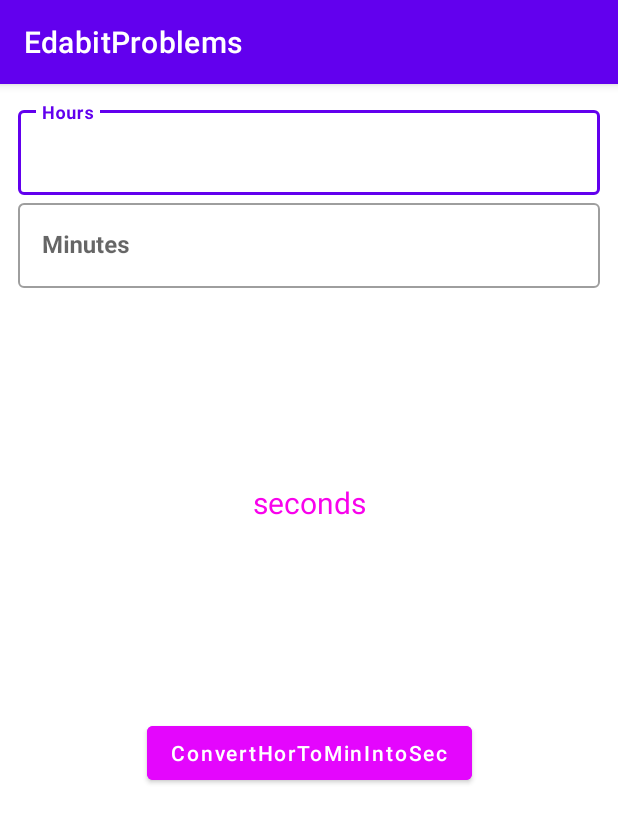
After one commit to Suresh-sanganaboyana-improve10x/EdabitProblems, an Android app: the HoursAndMinutesIntoSecondsActivity screen opened directly, with no data from a screen before it, on a phone screen of 412 x 824 dp. The commit adds this screen. Shown: the top 823 px of the screen. Run offline under Robolectric (Android 15) with nearby library versions, the phone set to English and light mode, and no system bars.

Commit message:
Created HoursAndMinutesIntoSecondsActivity and implemented test cases and functionality

```diff
--- /dev/null
+++ b/app/src/main/java/com/example/edabitproblems/hoursMinutesIntoSeconds/HoursAndMinutesIntoSecondsActivity.java
@@ -0,0 +1,36 @@
+package com.example.edabitproblems.hoursMinutesIntoSeconds;
+
+import androidx.appcompat.app.AppCompatActivity;
+
+import android.os.Bundle;
+
+import com.example.edabitproblems.R;
+import com.example.edabitproblems.databinding.ActivityHoursAndMinutesIntoSecondsBinding;
+
+public class HoursAndMinutesIntoSecondsActivity extends AppCompatActivity implements HoursToMinIntoSecondsView{
+
+    private ActivityHoursAndMinutesIntoSecondsBinding binding;
+
+    @Override
+    protected void onCreate(Bundle savedInstanceState) {
+        super.onCreate(savedInstanceState);
+        binding = ActivityHoursAndMinutesIntoSecondsBinding.inflate(getLayoutInflater());
+        setContentView(binding.getRoot());
+        convertHoursToMinutesIntoSeconds();
+    }
+
+    @Override
+    public void convertHoursToMinutesIntoSeconds() {
+        binding.cnrtHrToMinSecBtn.setOnClickListener(v -> {
+            String hours = binding.hoursTxt.getText().toString();
+            String minutes = binding.minutesTxt.getText().toString();
+            int hoursToMinIntoSec = new HoursToMinIntoSecondsImpl().hoursToMinuteIntoSeconds(hours, minutes);
+            getSeconds(String.valueOf(hoursToMinIntoSec));
+        });
+    }
+
+    @Override
+    public void getSeconds(String message) {
+        binding.secondsTxt.setText(message);
+    }
+}
--- /dev/null
+++ b/app/src/main/java/com/example/edabitproblems/hoursMinutesIntoSeconds/HoursToMinIntoSecondsView.java
@@ -0,0 +1,8 @@
+package com.example.edabitproblems.hoursMinutesIntoSeconds;
+
+public interface HoursToMinIntoSecondsView {
+
+    void convertHoursToMinutesIntoSeconds();
+    void getSeconds(String message);
+
+}
--- /dev/null
+++ b/app/src/main/res/layout/activity_hours_and_minutes_into_seconds.xml
@@ -0,0 +1,70 @@
+<?xml version="1.0" encoding="utf-8"?>
+<androidx.constraintlayout.widget.ConstraintLayout xmlns:android="http://schemas.android.com/apk/res/android"
+    xmlns:app="http://schemas.android.com/apk/res-auto"
+    xmlns:tools="http://schemas.android.com/tools"
+    android:layout_width="match_parent"
+    android:layout_height="match_parent"
+    android:padding="12dp"
+    tools:context=".hoursMinutesIntoSeconds.HoursAndMinutesIntoSecondsActivity">
+
+    <com.google.android.material.textfield.TextInputLayout
+        android:id="@+id/textInputLayout"
+        style="@style/Widget.MaterialComponents.TextInputLayout.OutlinedBox"
+        android:layout_width="0dp"
+        android:layout_height="wrap_content"
+        app:layout_constraintEnd_toEndOf="parent"
+        app:layout_constraintStart_toStartOf="parent"
+        app:layout_constraintTop_toTopOf="parent">
+
+        <com.google.android.material.textfield.TextInputEditText
+            android:id="@+id/hours_txt"
+            android:layout_width="match_parent"
+            android:layout_height="wrap_content"
+            android:hint="Hours"
+            android:scrollbarStyle="insideInset"
+            android:textStyle="bold" />
+    </com.google.android.material.textfield.TextInputLayout>
+
+    <com.google.android.material.textfield.TextInputLayout
+        android:id="@+id/textInputLayout2"
+        style="@style/Widget.MaterialComponents.TextInputLayout.OutlinedBox"
+        android:layout_width="0dp"
+        android:layout_height="wrap_content"
+        app:layout_constraintEnd_toEndOf="parent"
+        app:layout_constraintStart_toStartOf="parent"
+        app:layout_constraintTop_toBottomOf="@+id/textInputLayout">
+
+        <com.google.android.material.textfield.TextInputEditText
+            android:id="@+id/minutes_txt"
+            android:layout_width="match_parent"
+            android:layout_height="wrap_content"
+            android:hint="Minutes"
+            android:scrollbarStyle="insideInset"
+            android:textStyle="bold" />
+    </com.google.android.material.textfield.TextInputLayout>
+
+    <Button
+        android:id="@+id/cnrt_hr_to_min_sec_btn"
+        android:layout_width="wrap_content"
+        android:layout_height="wrap_content"
+        android:backgroundTint="#E406FD"
+        android:text="ConvertHorToMinIntoSec"
+        android:textAllCaps="false"
+        app:layout_constraintBottom_toBottomOf="parent"
+        app:layout_constraintEnd_toEndOf="@+id/textInputLayout2"
+        app:layout_constraintStart_toStartOf="@+id/textInputLayout2"
+        app:layout_constraintTop_toBottomOf="@+id/textInputLayout2" />
+
+    <TextView
+        android:id="@+id/seconds_txt"
+        android:layout_width="wrap_content"
+        android:layout_height="wrap_content"
+        android:text="seconds"
+        android:textColor="#F802EC"
+        android:textSize="20sp"
+        app:layout_constraintBottom_toTopOf="@+id/cnrt_hr_to_min_sec_btn"
+        app:layout_constraintEnd_toEndOf="@+id/textInputLayout2"
+        app:layout_constraintStart_toStartOf="@+id/textInputLayout2"
+        app:layout_constraintTop_toBottomOf="@+id/textInputLayout2" />
+
+</androidx.constraintlayout.widget.ConstraintLayout>
```
Also changed, not shown: app/src/main/AndroidManifest.xml (+7 -0 lines), app/src/main/java/com/example/edabitproblems/AllProblemsActivity.java (+17 -5 lines), app/src/main/java/com/example/edabitproblems/hoursMinutesIntoSeconds/HoursToMinIntoSecondsController.java (added, +7 -0 lines), app/src/main/java/com/example/edabitproblems/hoursMinutesIntoSeconds/HoursToMinIntoSecondsImpl.java (added, +11 -0 lines), app/src/main/res/layout/activity_all_problems.xml (+9 -0 lines), 1 other file.
